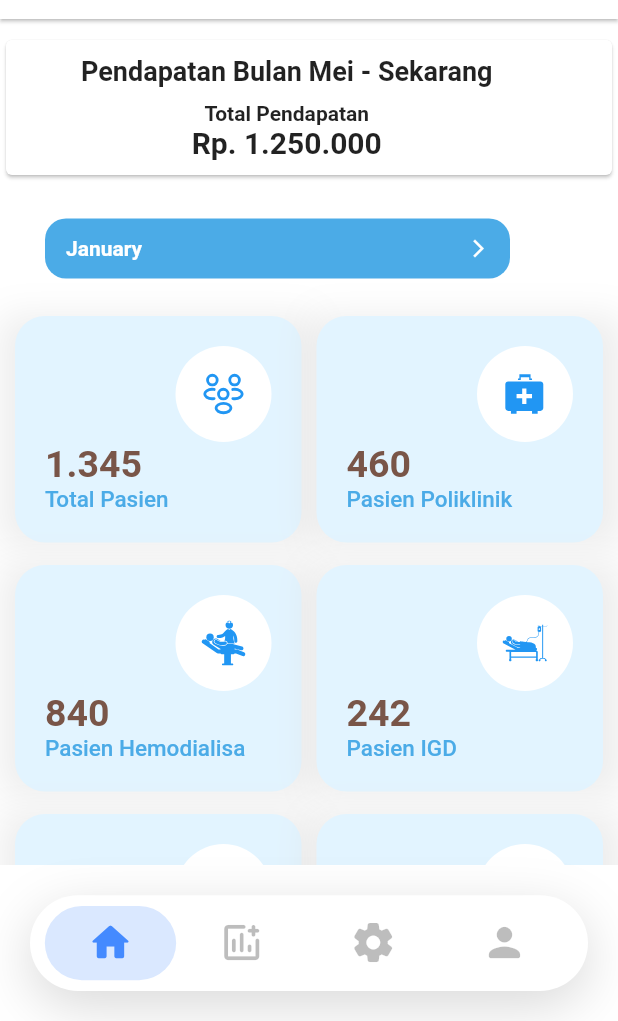
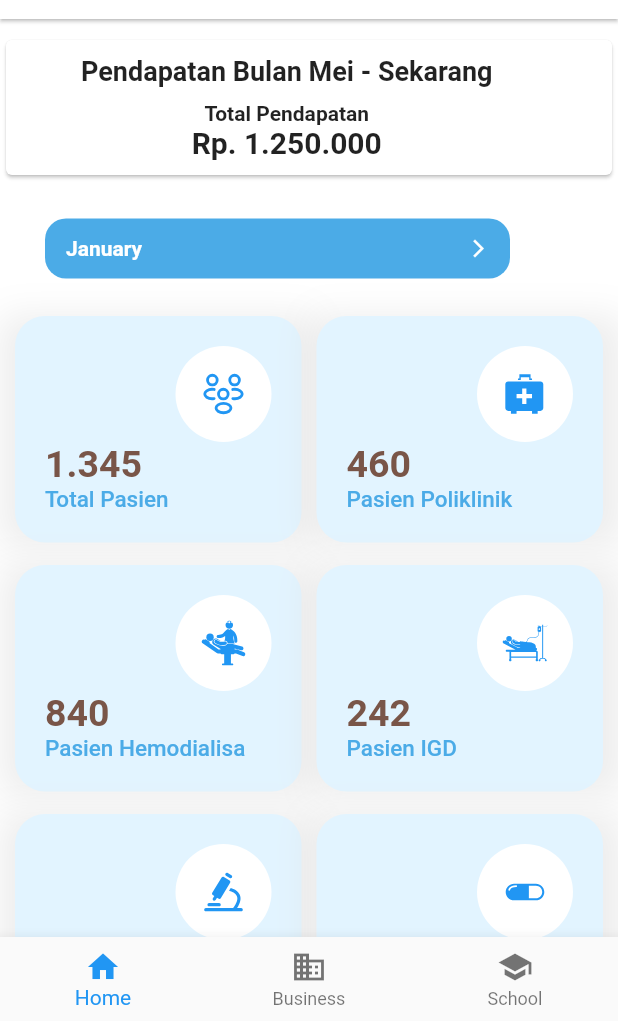
Before and after one commit to averin234/New-Repo-Dashboard-RSKG, a Flutter app: the screen it shows after launch, on a phone screen of 412 x 824 dp, the part 215-1236 px from its top. Run offline on Flutter 3.47's test engine with Material 2 defaults, Android fonts, the phone set to English and light mode, and no system bars; drawn by our look-alikes of dropdown_button2; our stand-ins replace dropdown_search, fl_chart, flutter_svg, get.

Commit message:
FIX : Banyak perubhaan v11

```diff
--- a/lib/app/modules/home/views/home_view.dart
+++ b/lib/app/modules/home/views/home_view.dart
@@ -13,6 +13,23 @@ import '../controllers/home_controller.dart';
 
 class HomeView extends GetView<HomeController> {
   const HomeView({Key? key}) : super(key: key);
+
+  static const TextStyle optionStyle =
+  TextStyle(fontSize: 30, fontWeight: FontWeight.bold);
+  static const List<Widget> _widgetOptions = <Widget>[
+    Text(
+      'Index 0: Home',
+      style: optionStyle,
+    ),
+    Text(
+      'Index 1: Business',
+      style: optionStyle,
+    ),
+    Text(
+      'Index 2: School',
+      style: optionStyle,
+    ),
+  ];
 
   @override
   Widget build(BuildContext context) {
@@ -69,75 +86,92 @@ class HomeView extends GetView<HomeController> {
           ),
         ],
       ),
-      bottomNavigationBar: Container(
-        margin: EdgeInsets.all(20),
-        height: Get.width * .155,
-        decoration: BoxDecoration(
-          color: Colors.white,
-          boxShadow: [
-            BoxShadow(
-              color: Colors.black.withOpacity(.15),
-              blurRadius: 30,
-              offset:  Offset(0, 10),
-            ),
-          ],
-          borderRadius: BorderRadius.circular(50),
-        ),
-        child: ListView.builder(
-          itemCount: 4,
-          scrollDirection: Axis.horizontal,
-          padding: EdgeInsets.symmetric(horizontal: Get.width * .024),
-          itemBuilder: (context, index) => InkWell(
-            onTap: () {
-              controller.currentIndex.value = index;
-              HapticFeedback.lightImpact();
-              print(controller.currentIndex.value);
-            },
-            splashColor: Colors.transparent,
-            highlightColor: Colors.transparent,
-            child: Stack(
-              children: [
-                SizedBox(
-                  width: Get.width * .2125,
-                  child: Center(
-                    child: Obx(() {
-                      return AnimatedContainer(
-                        duration: Duration(seconds: 1),
-                        curve: Curves.fastLinearToSlowEaseIn,
-                        height: index == controller.currentIndex.value
-                            ? Get.width * .12
-                            : 0,
-                        width: index == controller.currentIndex.value
-                            ? Get.width * .2125
-                            : 0,
-                        decoration: BoxDecoration(
-                          color: index == controller.currentIndex.value
-                              ? Colors.blueAccent.withOpacity(.2)
-                              : Colors.transparent,
-                          borderRadius: BorderRadius.circular(50),
-                        ),
-                      );
-                    }),
-                  ),
-                ),
-                Obx(() {
-                  return Container(
-                    width: Get.width * .2125,
-                    alignment: Alignment.center,
-                    child: Icon(
-                      controller.listOfIcons[index],
-                      size: Get.width * .076,
-                      color: index == controller.currentIndex.value
-                          ? Colors.blueAccent
-                          : Colors.black26,
-                    ),
-                  );
-                }),
-              ],
-            ),
+      bottomNavigationBar: BottomNavigationBar(
+        items: const <BottomNavigationBarItem>[
+          BottomNavigationBarItem(
+            icon: Icon(Icons.home),
+            label: 'Home',
           ),
-        ),
+          BottomNavigationBarItem(
+            icon: Icon(Icons.business),
+            label: 'Business',
+          ),
+          BottomNavigationBarItem(
+            icon: Icon(Icons.school),
+            label: 'School',
+          ),
+        ],
+        selectedItemColor: Colors.blue,
       ),
+      // bottomNavigationBar: Container(
+      //   margin: EdgeInsets.all(20),
+      //   height: Get.width * .155,
+      //   decoration: BoxDecoration(
+      //     color: Colors.white,
+      //     boxShadow: [
+      //       BoxShadow(
+      //         color: Colors.black.withOpacity(.15),
+      //         blurRadius: 30,
+      //         offset:  Offset(0, 10),
+      //       ),
+      //     ],
+      //     borderRadius: BorderRadius.circular(50),
+      //   ),
+      //   child: ListView.builder(
+      //     itemCount: 4,
+      //     scrollDirection: Axis.horizontal,
+      //     padding: EdgeInsets.symmetric(horizontal: Get.width * .024),
+      //     itemBuilder: (context, index) => InkWell(
+      //       onTap: () {
+      //         controller.currentIndex.value = index;
+      //         HapticFeedback.lightImpact();
+      //         print(controller.currentIndex.value);
+      //       },
+      //       splashColor: Colors.transparent,
+      //       highlightColor: Colors.transparent,
+      //       child: Stack(
+      //         children: [
+      //           SizedBox(
+      //             width: Get.width * .2125,
+      //             child: Center(
+      //               child: Obx(() {
+      //                 return AnimatedContainer(
+      //                   duration: Duration(seconds: 1),
+      //                   curve: Curves.fastLinearToSlowEaseIn,
+      //                   height: index == controller.currentIndex.value
+      //                       ? Get.width * .12
+      //                       : 0,
+      //                   width: index == controller.currentIndex.value
+      //                       ? Get.width * .2125
+      //                       : 0,
+      //                   decoration: BoxDecoration(
+      //                     color: index == controller.currentIndex.value
+      //                         ? Colors.blueAccent.withOpacity(.2)
+      //                         : Colors.transparent,
+      //                     borderRadius: BorderRadius.circular(50),
+      //                   ),
+      //                 );
+      //               }),
+      //             ),
+      //           ),
+      //           Obx(() {
+      //             return Container(
+      //               width: Get.width * .2125,
+      //               alignment: Alignment.center,
+      //               child: Icon(
+      //                 controller.listOfIcons[index],
+      //                 size: Get.width * .076,
+      //                 color: index == controller.currentIndex.value
+      //                     ? Colors.blueAccent
+      //                     : Colors.black26,
+      //               ),
+      //             );
+      //           }),
+      //         ],
+      //       ),
+      //     ),
+      //   ),
+      // ),
     );
   }
 
```
Also changed, not shown: lib/app/modules/chartz/controllers/chartz_controller.dart (+4 -4 lines), lib/app/modules/chartz/views/chartz_view.dart (+27 -23 lines), lib/app/modules/detail_umum/bindings/detail_umum_binding.dart (added, +12 -0 lines), lib/app/modules/detail_umum/controllers/detail_umum_controller.dart (added, +23 -0 lines), lib/app/modules/detail_umum/views/detail_umum_view.dart (added, +24 -0 lines), pubspec.lock.
